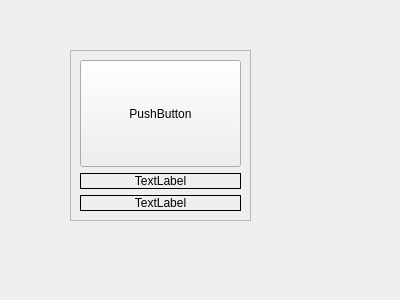
The window that kiosk/UI/widget_main_menu.ui (addinedu-advance-2nd/aris-repo-3) describes before a commit, drawn with Qt 5.
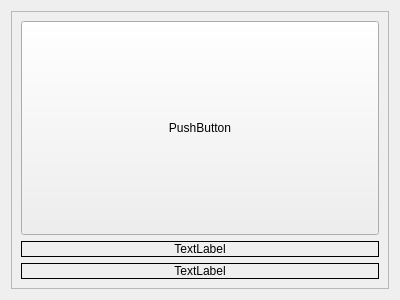
The same window after the commit.

Diff of the .ui file:
```diff
--- a/kiosk/UI/widget_main_menu.ui
+++ b/kiosk/UI/widget_main_menu.ui
@@ -13,15 +13,9 @@
   <property name="windowTitle">
    <string>Form</string>
   </property>
+  <layout class="QVBoxLayout" name="verticalLayout_2">
+   <item>
   <widget class="QFrame" name="frame">
-   <property name="geometry">
-    <rect>
-     <x>70</x>
-     <y>50</y>
-     <width>181</width>
-     <height>171</height>
-    </rect>
-   </property>
    <property name="frameShape">
     <enum>QFrame::StyledPanel</enum>
    </property>
@@ -70,6 +64,8 @@
     </item>
    </layout>
   </widget>
+   </item>
+  </layout>
  </widget>
  <resources/>
  <connections/>
```
Left out of the diff: 4 changed lines with no effect on the pictures. Lines whose indentation alone changed are shown as unchanged.
